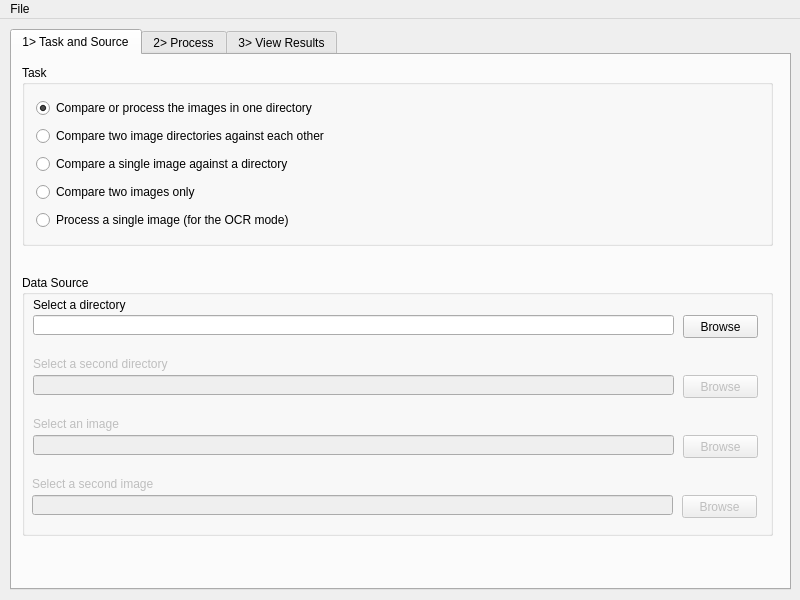
Above: qtui/ImgMatchUI.ui from akirov/ImgMatch before the change. Below: the same form after it.
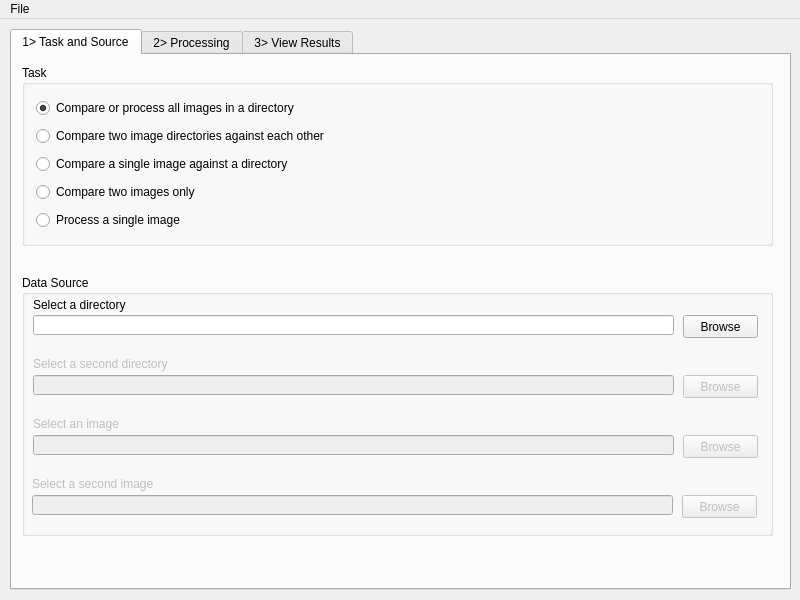
That is the form after the change.

Commit message: Renamed ModOcvSIFT -> ModOcvFeat. Started implementation. Updated GUI.

Patch:
```diff
--- a/qtui/ImgMatchUI.ui
+++ b/qtui/ImgMatchUI.ui
@@ -263,7 +263,7 @@
        <item row="0" column="0">
         <widget class="QRadioButton" name="rbSrcOneDir">
          <property name="text">
-          <string>Compare or process the images in one directory</string>
+          <string>Compare or process all images in a directory</string>
          </property>
          <property name="checked">
           <bool>true</bool>
@@ -309,7 +309,7 @@
        <item row="4" column="0">
         <widget class="QRadioButton" name="rbProcImage">
          <property name="text">
-          <string>Process a single image (for the OCR mode)</string>
+          <string>Process a single image</string>
          </property>
          <attribute name="buttonGroup">
           <string notr="true">buttonGroup</string>
@@ -324,7 +324,7 @@
       <bool>true</bool>
      </property>
      <attribute name="title">
-      <string>2&gt; Process</string>
+      <string>2&gt; Processing</string>
      </attribute>
      <widget class="QGroupBox" name="groupBox_3">
       <property name="geometry">
```
Left out of the diff: 6 changed lines with no effect on the pictures. The commit also changes 5 other files.
